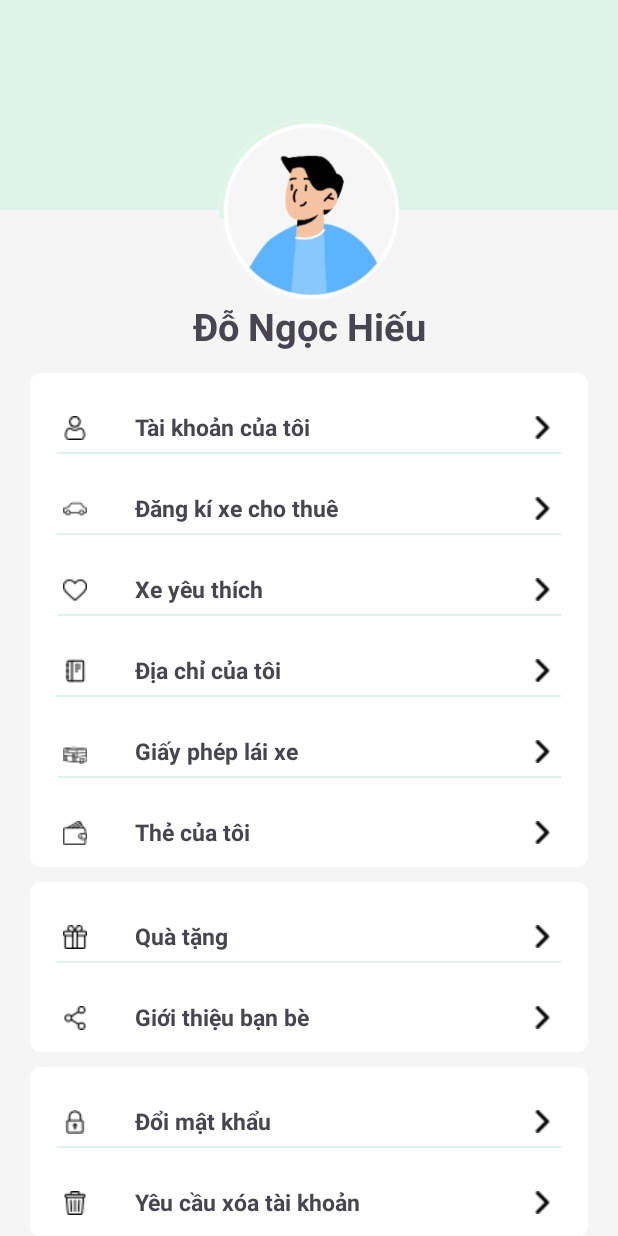
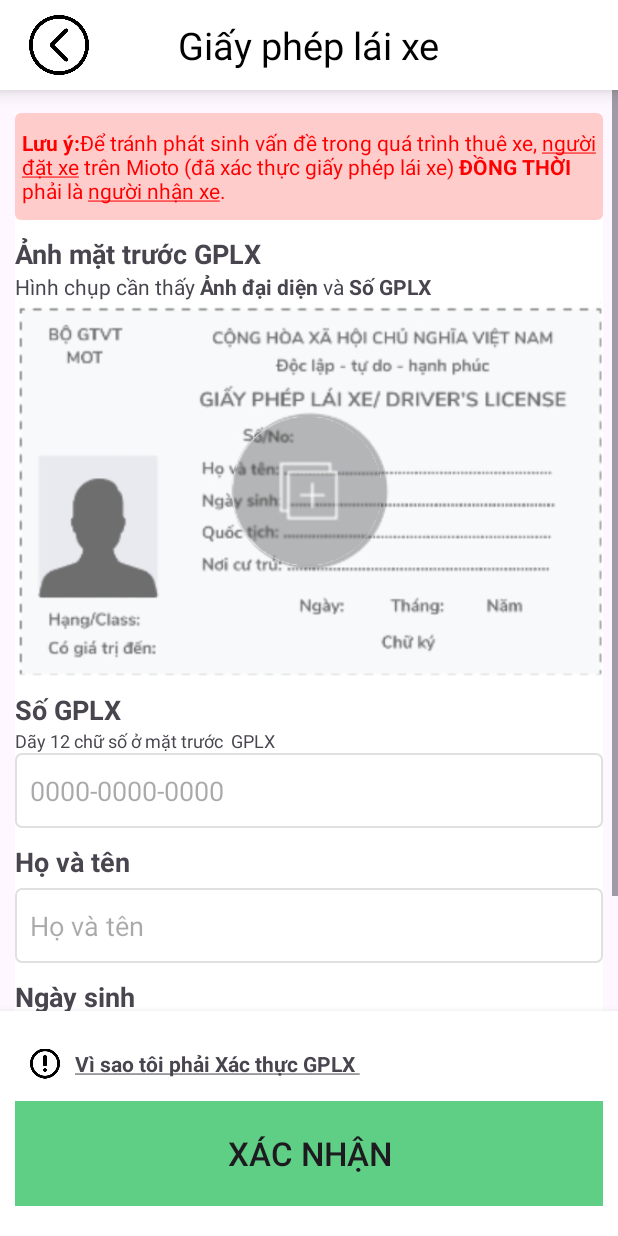
Before and after one commit to khang3999/Rentaka, an Android app: the screen it shows after launch (MainActivity before the commit, DrivingLicenseActivity after it), after a tap on "Giấy phép lái xe", on a phone screen of 412 x 824 dp. Run offline under Robolectric (Android 15) with nearby library versions, the phone set to English and light mode, and no system bars; our stand-ins replace CircleImageView; 3 other taps on this screen came first.

Commit message:
Giay phep lai xe

```diff
--- a/app/src/main/AndroidManifest.xml
+++ b/app/src/main/AndroidManifest.xml
@@ -12,6 +12,9 @@
         android:supportsRtl="true"
         android:theme="@style/Theme.Rentaka"
         tools:targetApi="31">
+        <activity
+            android:name=".activities.DrivingLicenseActivity"
+            android:exported="false" />
         <activity
             android:name=".DrivingLicense"
             android:exported="false" />
--- /dev/null
+++ b/app/src/main/java/vn/edu/tdc/rentaka/activities/DrivingLicenseActivity.java
@@ -0,0 +1,32 @@
+package vn.edu.tdc.rentaka.activities;
+
+import android.os.Build;
+import android.os.Bundle;
+import android.text.Html;
+
+import androidx.activity.EdgeToEdge;
+import androidx.appcompat.app.AppCompatActivity;
+import androidx.core.graphics.Insets;
+import androidx.core.view.ViewCompat;
+import androidx.core.view.WindowInsetsCompat;
+
+import vn.edu.tdc.rentaka.R;
+import vn.edu.tdc.rentaka.databinding.DrivingLicenseLayoutBinding;
+
+public class DrivingLicenseActivity extends AppCompatActivity {
+   private DrivingLicenseLayoutBinding binding;
+    @Override
+    protected void onCreate(Bundle savedInstanceState) {
+        super.onCreate(savedInstanceState);
+        setContentView(R.layout.driving_license_layout);
+        binding = DrivingLicenseLayoutBinding.inflate(getLayoutInflater());
+        setContentView(binding.getRoot());
+        //SET HTML CHO TEXTVIEW (CUSTOM )
+        String textNote = "<b>Lưu ý:</b>Để tránh phát sinh vấn đề trong quá trình thuê xe, <u>người đặt xe</u> trên Mioto (đã xác thực giấy phép lái xe) <b>ĐỒNG THỜI</b> phải là <u>người nhận xe</u>.";
+        String textGPLX = "Hình chụp cần thấy <b> Ảnh đại diện</b> và <b> Số GPLX </b>";
+        String textNote2 = "<b><u>Vì sao tôi phải Xác thực GPLX </u></b>";
+        binding.textNote.setText(Html.fromHtml(textNote, Html.FROM_HTML_MODE_COMPACT));
+        binding.textGPLX.setText(Html.fromHtml(textGPLX, Html.FROM_HTML_MODE_COMPACT));
+        binding.textNote2.setText(Html.fromHtml(textNote2, Html.FROM_HTML_MODE_COMPACT));
+    }
+}
--- a/app/src/main/java/vn/edu/tdc/rentaka/fragments/PersonalProfileFragment.java
+++ b/app/src/main/java/vn/edu/tdc/rentaka/fragments/PersonalProfileFragment.java
@@ -13,6 +13,7 @@ import androidx.appcompat.app.AlertDialog;
 import androidx.fragment.app.Fragment;
 import androidx.recyclerview.widget.LinearLayoutManager;
 
+import vn.edu.tdc.rentaka.activities.DrivingLicenseActivity;
 import vn.edu.tdc.rentaka.activities.MainActivity;
 import vn.edu.tdc.rentaka.activities.MyAccountActivity;
 import vn.edu.tdc.rentaka.adapters.PersonalProfileAdapter;
@@ -84,7 +85,9 @@ public class PersonalProfileFragment extends Fragment {
                         Toast.makeText(requireActivity(), "Địa chỉ của tôi", Toast.LENGTH_SHORT).show();
                         break;
                     case 4:
-                        Toast.makeText(requireActivity(), "Giấy phép lái xe", Toast.LENGTH_SHORT).show();
+                        Intent intent4 = new Intent(requireActivity(), DrivingLicenseActivity.class);
+                        intent4.putExtra("name",data1.get(position).getContent());
+                        startActivity(intent4);
                         break;
                     default:
                         Toast.makeText(requireActivity(), "Thẻ của tôi", Toast.LENGTH_SHORT).show();
--- /dev/null
+++ b/app/src/main/res/drawable/custom_text_note.xml
@@ -0,0 +1,9 @@
+<?xml version="1.0" encoding="utf-8"?>
+<shape android:shape="rectangle" xmlns:android="http://schemas.android.com/apk/res/android">
+   <solid android:color="@color/mau_do_nhe" />
+    <corners android:radius="4dp" />
+    <padding android:left="5dp"
+        android:top="10dp"
+        android:right="5dp"
+        android:bottom="10dp"/>
+</shape>
--- /dev/null
+++ b/app/src/main/res/layout/driving_license_layout.xml
@@ -0,0 +1,249 @@
+<?xml version="1.0" encoding="utf-8"?>
+<RelativeLayout
+    xmlns:android="http://schemas.android.com/apk/res/android"
+    xmlns:app="http://schemas.android.com/apk/res-auto"
+    xmlns:tools="http://schemas.android.com/tools"
+    android:layout_width="match_parent"
+    android:layout_height="match_parent"
+    android:id="@+id/my_account_main"
+    >
+
+    <RelativeLayout
+        android:id="@+id/topLayout"
+        android:layout_width="match_parent"
+        android:layout_height="60dp"
+        android:background="@color/white"
+        android:elevation="8dp">
+
+        <TextView
+            android:id="@+id/titleTextView"
+            android:layout_width="wrap_content"
+            android:layout_height="wrap_content"
+            android:layout_centerHorizontal="true"
+            android:text="@string/gi_y_ph_p_l_i_xe"
+            android:textColor="@android:color/black"
+            android:textSize="25sp"
+            android:layout_centerVertical="true"/>
+
+        <ImageView
+            android:id="@+id/leftImageView"
+            android:layout_width="40dp"
+            android:layout_height="wrap_content"
+            android:layout_marginEnd="59dp"
+            android:layout_toStartOf="@id/titleTextView"
+            android:src="@drawable/ic_left_arrow" />
+
+
+    </RelativeLayout>
+
+    <ScrollView
+        android:layout_width="match_parent"
+        android:layout_height="match_parent"
+        android:layout_above="@+id/bottomLayout"
+        android:layout_below="@id/topLayout"
+        >
+
+        <LinearLayout
+            android:layout_width="match_parent"
+            android:layout_height="wrap_content"
+            android:orientation="vertical"
+            android:paddingRight="10dp"
+            android:paddingTop="15dp"
+            android:paddingLeft="10dp"
+            >
+            <!-- NOTE-->
+            <LinearLayout
+                android:layout_width="match_parent"
+                android:layout_height="match_parent"
+                android:orientation="vertical"
+                android:background="@color/white">
+                <TextView
+                    android:id="@+id/textNote"
+                    android:layout_width="match_parent"
+                    android:layout_height="0dp"
+                    android:layout_weight="1.1"
+                    android:background="@drawable/custom_text_note"
+                    android:textColor="@color/maudo"
+                    android:text="///"
+                    android:gravity="center_vertical"
+                    />
+                <LinearLayout
+                    android:layout_width="match_parent"
+                    android:layout_height="0dp"
+                    android:orientation="vertical"
+                    android:layout_weight="0.9">
+                    <TextView
+                        android:layout_width="match_parent"
+                        android:layout_height="wrap_content"
+                        android:layout_marginTop="10dp"
+                        android:text="@string/nh_m_t_tr_c_gplx"
+                        android:textSize="@dimen/_18sp"
+                        android:textStyle="bold"
+                        />
+                    <TextView
+                        android:id="@+id/textGPLX"
+                        android:layout_width="match_parent"
+                        android:layout_height="wrap_content"
+                        android:text="Hình chụp ần th đuợc Ảnh"/>
+                </LinearLayout>
+                <!-- Ảnh GPLX-->
+                <RelativeLayout
+                    android:layout_width="match_parent"
+                    android:layout_height="250dp">
+                    <ImageView
+                        android:id="@+id/imageGPLX"
+                        android:layout_width="match_parent"
+                        android:layout_height="match_parent"
+                        android:src="@drawable/gplx"
+                        android:scaleType="centerCrop"
+                        />
+
+                    <de.hdodenhof.circleimageview.CircleImageView
+                        android:id="@+id/add_button"
+                        android:layout_width="100dp"
+                        android:layout_height="100dp"
+                        android:layout_alignParentEnd="true"
+                        android:layout_alignParentBottom="true"
+                        android:layout_marginEnd="147dp"
+                        android:layout_marginBottom="73dp"
+                        android:src="@drawable/button_gplx" />
+
+                </RelativeLayout>
+                <!--INPUT-->
+                <LinearLayout
+                    android:layout_width="match_parent"
+                    android:layout_height="0dp"
+                    android:layout_marginTop="10dp"
+                    android:layout_weight="4"
+                    android:orientation="vertical">
+
+                    <LinearLayout
+                        android:layout_width="match_parent"
+                        android:layout_height="wrap_content"
+                        android:layout_marginBottom="10dp"
+                        android:orientation="vertical">
+
+                        <TextView
+                            android:layout_width="match_parent"
+                            android:layout_height="wrap_content"
+                            android:text="@string/s_gplx"
+                            android:textSize="@dimen/_18sp"
+                            android:textStyle="bold" />
+                        <TextView
+                            android:layout_width="match_parent"
+                            android:layout_height="wrap_content"
+                            android:text="Dãy 12 chữ số ở mặt trước  GPLX"
+                            android:textSize="@dimen/_12sp"
+                            />
+                        <EditText
+                            android:layout_width="match_parent"
+                            android:layout_height="50dp"
+                            android:padding="10dp"
+                            android:background="@drawable/custom_button_account"
+                            android:hint="@string/_0000_0000_0000" />
+                    </LinearLayout>
+
+                    <LinearLayout
+                        android:layout_width="match_parent"
+                        android:layout_height="wrap_content"
+                        android:layout_marginBottom="10dp"
+                        android:orientation="vertical">
+
+                        <TextView
+                            android:layout_width="match_parent"
+                            android:layout_height="wrap_content"
+                            android:layout_marginBottom="5dp"
+                            android:text="@string/h_v_t_n"
+                            android:textSize="@dimen/_18sp"
+                            android:textStyle="bold" />
+
+                        <EditText
+                            android:layout_width="match_parent"
+                            android:layout_height="50dp"
+                            android:padding="10dp"
+                            android:inputType="date"
+                            android:background="@drawable/custom_button_account"
+                            android:hint="@string/h_v_t_n" />
+                    </LinearLayout>
+
+                    <LinearLayout
+                        android:layout_width="match_parent"
+                        android:layout_height="wrap_content"
+                        android:layout_marginBottom="10dp"
+                        android:orientation="vertical">
+
+                        <TextView
+                            android:layout_width="match_parent"
+                            android:layout_height="wrap_content"
+                            android:layout_marginBottom="5dp"
+                            android:text="@string/ng_sinh"
+                            android:textSize="@dimen/_18sp"
+                            android:textStyle="bold" />
+
+                        <EditText
+                            android:layout_width="match_parent"
+                            android:layout_height="50dp"
+                            android:padding="10dp"
+                            android:inputType="date"
+                            android:background="@drawable/custom_button_account"
+                            android:hint="dd/mm/yyyy" />
+                        <TextView
+                            android:layout_width="match_parent"
+                            android:layout_height="20dp"
+                            android:background="@color/white"
+                            />
+                    </LinearLayout>
+                </LinearLayout>
+            </LinearLayout>
+        </LinearLayout>
+
+    </ScrollView>
+
+    <RelativeLayout
+        android:id="@+id/bottomLayout"
+        android:elevation="8dp"
+        android:layout_width="match_parent"
+        android:layout_height="150dp"
+        android:layout_alignParentBottom="true"
+        android:layout_marginBottom="0dp"
+        android:padding="10dp"
+        android:background="@color/white">
+        <LinearLayout
+            android:id="@+id/noteLayout2"
+            android:layout_width="match_parent"
+            android:layout_height="wrap_content"
+            android:orientation="horizontal">
+            <ImageView
+                android:layout_width="40dp"
+                android:scaleType="fitCenter"
+                android:layout_height="50dp"
+                android:src="@drawable/ic_exclamation_mark"
+                android:padding="10dp"/>
+            <TextView
+                android:id="@+id/textNote2"
+                android:layout_width="match_parent"
+                android:layout_height="match_parent"
+                android:gravity="center_vertical"
+                android:text="///"
+                />
+
+        </LinearLayout>
+
+        <LinearLayout
+            android:layout_width="match_parent"
+            android:layout_height="wrap_content"
+            android:layout_below="@+id/noteLayout2"
+            >
+
+            <androidx.appcompat.widget.AppCompatButton
+                android:layout_width="match_parent"
+                android:layout_height="70dp"
+                android:background="@color/xanh_dam"
+                android:text="@string/xac_nhan"
+                android:layout_gravity="center"
+                android:textSize="@dimen/_22sp" />
+        </LinearLayout>
+
+
+    </RelativeLayout>
+</RelativeLayout>
--- a/app/src/main/res/layout/personal_profile_layout.xml
+++ b/app/src/main/res/layout/personal_profile_layout.xml
@@ -6,7 +6,6 @@
     android:layout_width="match_parent"
     android:layout_height="match_parent">
 <ScrollView
-
     android:layout_width="match_parent"
     android:layout_height="match_parent"
     >
--- a/app/src/main/res/values/colors.xml
+++ b/app/src/main/res/values/colors.xml
@@ -5,4 +5,6 @@
     <color name="xanh_nhat">#dff3e8</color>
     <color name="trang_xam">#f5f5f5</color>
     <color name="xanh_dam">#5fcf85</color>
+    <color name="maudo">#FF0000</color>
+    <color name="mau_do_nhe">#FFCCCC</color>
 </resources>
--- a/app/src/main/res/values/strings.xml
+++ b/app/src/main/res/values/strings.xml
@@ -13,4 +13,11 @@
     <string name="gioi_tinh">Giới tính</string>
     <string name="nh_p_t_n_hi_n_th">Nhập tên hiển thị</string>
     <string name="ch_n_gi_i_t_nh">Chọn giới tính</string>
+    <string name="gi_y_ph_p_l_i_xe">Giấy phép lái xe</string>
+    <string name="nh_m_t_tr_c_gplx">Ảnh mặt trước GPLX</string>
+    <string name="s_gplx">Số GPLX</string>
+    <string name="_0000_0000_0000">0000-0000-0000</string>
+    <string name="h_v_t_n">Họ và tên</string>
+    <string name="x_c_nh_n">XÁC NHÂN</string>
+    <string name="xac_nhan">Xác Nhận</string>
 </resources>
```
Also changed, not shown: app/src/main/res/drawable/button_gplx.jpg (added), app/src/main/res/drawable/gplx.png (added), app/src/main/res/drawable/ic_exclamation_mark.png (added).
